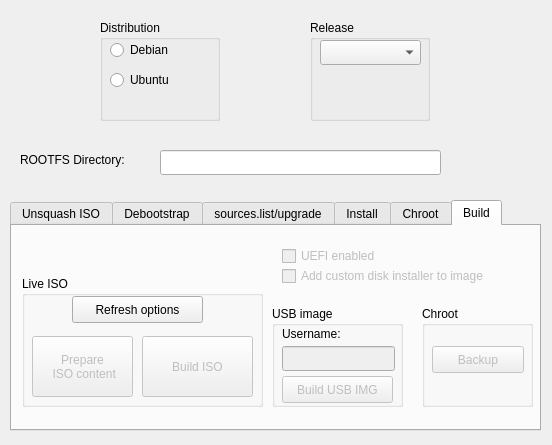
Before: the Qt Designer form debrootform.ui in Fred-Barclay/debroot, drawn with Qt 5.
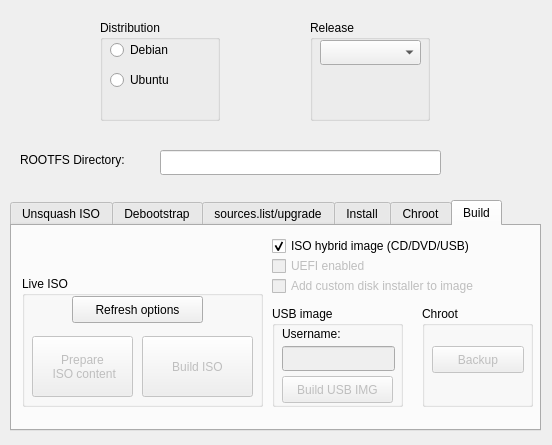
After: the same form once the commit is applied. The open tabs and pages were chosen to show the change.

Commit message: Enable the possibily to not build isohybrid images (pure iso files).

What changed in the file:
```diff
--- a/debrootform.ui
+++ b/debrootform.ui
@@ -574,8 +574,8 @@
      </property>
      <property name="geometry">
       <rect>
-       <x>270</x>
-       <y>20</y>
+       <x>260</x>
+       <y>30</y>
        <width>131</width>
        <height>20</height>
       </rect>
@@ -590,8 +590,8 @@
      </property>
      <property name="geometry">
       <rect>
-       <x>270</x>
-       <y>40</y>
+       <x>260</x>
+       <y>50</y>
        <width>251</width>
        <height>20</height>
       </rect>
@@ -752,6 +752,22 @@
       </property>
      </widget>
     </widget>
+    <widget class="QCheckBox" name="checkBoxIsoHybrid">
+     <property name="geometry">
+      <rect>
+       <x>260</x>
+       <y>10</y>
+       <width>241</width>
+       <height>20</height>
+      </rect>
+     </property>
+     <property name="text">
+      <string>ISO hybrid image (CD/DVD/USB)</string>
+     </property>
+     <property name="checked">
+      <bool>true</bool>
+     </property>
+    </widget>
    </widget>
   </widget>
   <widget class="QLabel" name="label">
```
The commit also changes 2 other files.
